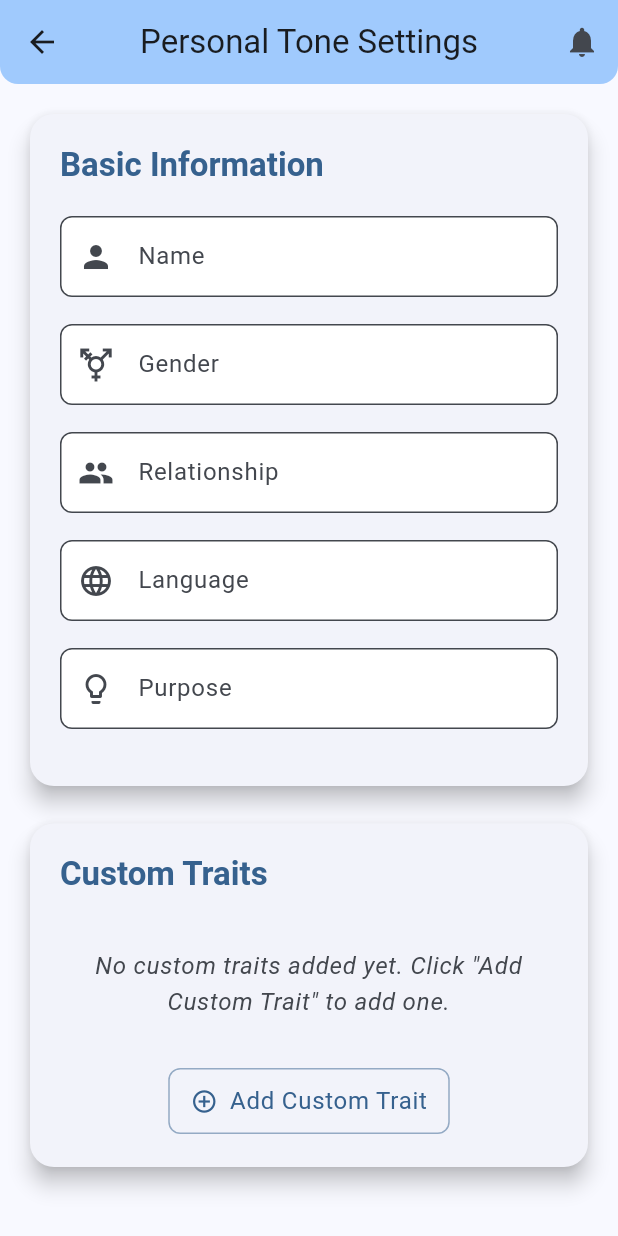
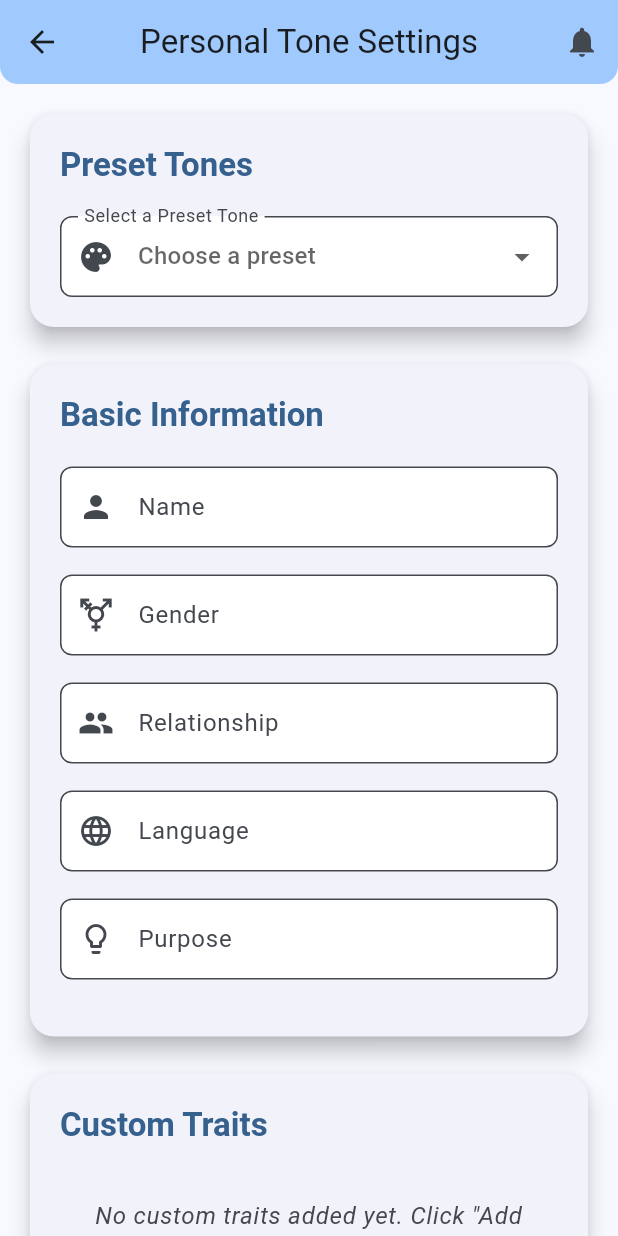
Before and after one commit to Pi-Dev-0/Pi-QBank, a Flutter app: the PersonalToneSettingPage screen opened directly, on a phone screen of 412 x 824 dp. Run offline on Flutter 3.47's test engine with Material 3 defaults, Android fonts, the phone set to English and light mode, and no system bars; our stand-ins replace connectivity_plus, curved_navigation_bar, file_picker, image_picker, logger, open_file and 5 more; missing offline and left inert: syncfusion_flutter_pdfviewer; accounts and stored records are empty; network calls fail; Roboto replaces fonts that are missing (HindSiliguri).

Commit message:
feat: Enhance AI chat with tone settings and presets
- Update AI chat page app bar to display the current tone name and change the settings icon to an avatar icon.
- Refine error message for failed AI response to be more concise.
- Implement preset tone functionality in the personal tone setting page, allowing users to quickly apply predefined AI personalities.
- Add a list of five preset tones: Personal AI Assistant, Teacher/Professor, Friend, Professional, and Creative Writer.
- Provide a snackbar notification when a preset is applied.

```diff
--- a/lib/pages/ai_page.dart
+++ b/lib/pages/ai_page.dart
@@ -203,7 +203,7 @@ class _AIPageState extends State<AIPage> {
         }
       } else {
         throw Exception(
-            'Failed to load response: ${response.statusCode} ${response.body}');
+            'Failed to load response: ${response.statusCode}');
       }
     } catch (e) {
       setState(() {
@@ -226,10 +226,10 @@ class _AIPageState extends State<AIPage> {
 
     return Scaffold(
       appBar: CustomAppBar(
-        title: 'AI Assistant',
+        title: '${_toneName.isNotEmpty ? _toneName : 'AI Chat'} ',
         actions: [
           IconButton(
-            icon: const Icon(Icons.settings), // Changed to Icons.settings
+            icon: const Icon(Icons.account_circle), // Changed to avatar icon
             onPressed: () {
               Navigator.push(
                 context,
--- a/lib/pages/personal_tone_setting_page.dart
+++ b/lib/pages/personal_tone_setting_page.dart
@@ -18,6 +18,69 @@ class _PersonalToneSettingPageState extends State<PersonalToneSettingPage> {
   final TextEditingController _languageController = TextEditingController();
   final TextEditingController _purposeController = TextEditingController();
   final List<Map<String, String>> _customTraits = [];
+
+  final List<Map<String, dynamic>> _presetTones = [
+    {
+      'name': 'Personal AI Assistant',
+      'gender': 'Neutral',
+      'relationship': 'Assistant',
+      'language': 'English',
+      'purpose': 'General assistance, information retrieval, task automation',
+      'customTraits': [
+        {'trait': 'Formality', 'value': 'Formal'},
+        {'trait': 'Empathy', 'value': 'High'},
+        {'trait': 'Conciseness', 'value': 'High'},
+      ],
+    },
+    {
+      'name': 'Teacher/Professor',
+      'gender': 'Neutral',
+      'relationship': 'Educator',
+      'language': 'English',
+      'purpose': 'Instruction, explanation, guidance, knowledge sharing',
+      'customTraits': [
+        {'trait': 'Formality', 'value': 'Academic'},
+        {'trait': 'Authority', 'value': 'High'},
+        {'trait': 'Clarity', 'value': 'High'},
+      ],
+    },
+    {
+      'name': 'Friend',
+      'gender': 'Neutral',
+      'relationship': 'Friend',
+      'language': 'English',
+      'purpose': 'Casual conversation, emotional support, companionship',
+      'customTraits': [
+        {'trait': 'Formality', 'value': 'Informal'},
+        {'trait': 'Humor', 'value': 'Moderate'},
+        {'trait': 'Empathy', 'value': 'High'},
+      ],
+    },
+    {
+      'name': 'Professional',
+      'gender': 'Neutral',
+      'relationship': 'Colleague',
+      'language': 'English',
+      'purpose': 'Business communication, formal discussions, networking',
+      'customTraits': [
+        {'trait': 'Formality', 'value': 'Professional'},
+        {'trait': 'Directness', 'value': 'High'},
+        {'trait': 'Conciseness', 'value': 'High'},
+      ],
+    },
+    {
+      'name': 'Creative Writer',
+      'gender': 'Neutral',
+      'relationship': 'Collaborator',
+      'language': 'English',
+      'purpose': 'Brainstorming, story development, idea generation',
+      'customTraits': [
+        {'trait': 'Formality', 'value': 'Flexible'},
+        {'trait': 'Imagination', 'value': 'High'},
+        {'trait': 'Descriptiveness', 'value': 'High'},
+      ],
+    },
+  ];
 
   @override
   void initState() {
@@ -84,6 +147,35 @@ class _PersonalToneSettingPageState extends State<PersonalToneSettingPage> {
     });
   }
 
+  void _applyPreset(Map<String, dynamic> preset) {
+    setState(() {
+      _nameController.text = preset['name'] ?? '';
+      _genderController.text = preset['gender'] ?? '';
+      _relationshipController.text = preset['relationship'] ?? '';
+      _languageController.text = preset['language'] ?? '';
+      _purposeController.text = preset['purpose'] ?? '';
+
+      _customTraits.clear();
+      if (preset['customTraits'] != null) {
+        for (var trait in preset['customTraits']) {
+          _customTraits.add(Map<String, String>.from(trait));
+        }
+      }
+    });
+    ScaffoldMessenger.of(context).showSnackBar(
+      SnackBar(
+        content: Text(
+          'Preset "${preset['name']}" Applied!',
+          style: TextStyle(color: Theme.of(context).colorScheme.onPrimary),
+        ),
+        backgroundColor: Theme.of(context).colorScheme.secondary,
+        behavior: SnackBarBehavior.floating,
+        shape: RoundedRectangleBorder(borderRadius: BorderRadius.circular(8)),
+        margin: const EdgeInsets.all(16),
+      ),
+    );
+  }
+
   @override
   void dispose() {
     _nameController.dispose();
@@ -109,6 +201,53 @@ class _PersonalToneSettingPageState extends State<PersonalToneSettingPage> {
         child: Column(
           crossAxisAlignment: CrossAxisAlignment.start,
           children: [
+            Card(
+              elevation: 6,
+              shape: RoundedRectangleBorder(
+                  borderRadius: BorderRadius.circular(16)),
+              margin: const EdgeInsets.only(bottom: 25),
+              child: Padding(
+                padding: const EdgeInsets.all(20.0),
+                child: Column(
+                  crossAxisAlignment: CrossAxisAlignment.start,
+                  children: [
+                    Text(
+                      'Preset Tones',
+                      style: textTheme.titleLarge?.copyWith(
+                        fontWeight: FontWeight.w600,
+                        color: colorScheme.primary,
+                      ),
+                    ),
+                    const SizedBox(height: 20),
+                    DropdownButtonFormField<Map<String, dynamic>>(
+                      decoration: InputDecoration(
+                        labelText: 'Select a Preset Tone',
+                        border: OutlineInputBorder(
+                            borderRadius: BorderRadius.circular(8.0)),
+                        filled: true,
+                        fillColor: colorScheme.surfaceContainerLowest,
+                        prefixIcon: Icon(Icons.palette,
+                            color: colorScheme.onSurfaceVariant),
+                        contentPadding: const EdgeInsets.symmetric(
+                            vertical: 15, horizontal: 12),
+                      ),
+                      items: _presetTones.map((preset) {
+                        return DropdownMenuItem<Map<String, dynamic>>(
+                          value: preset,
+                          child: Text(preset['name']),
+                        );
+                      }).toList(),
+                      onChanged: (selectedPreset) {
+                        if (selectedPreset != null) {
+                          _applyPreset(selectedPreset);
+                        }
+                      },
+                      hint: Text('Choose a preset'),
+                    ),
+                  ],
+                ),
+              ),
+            ),
             Card(
               elevation: 6, // Increased elevation
               shape: RoundedRectangleBorder(
```
